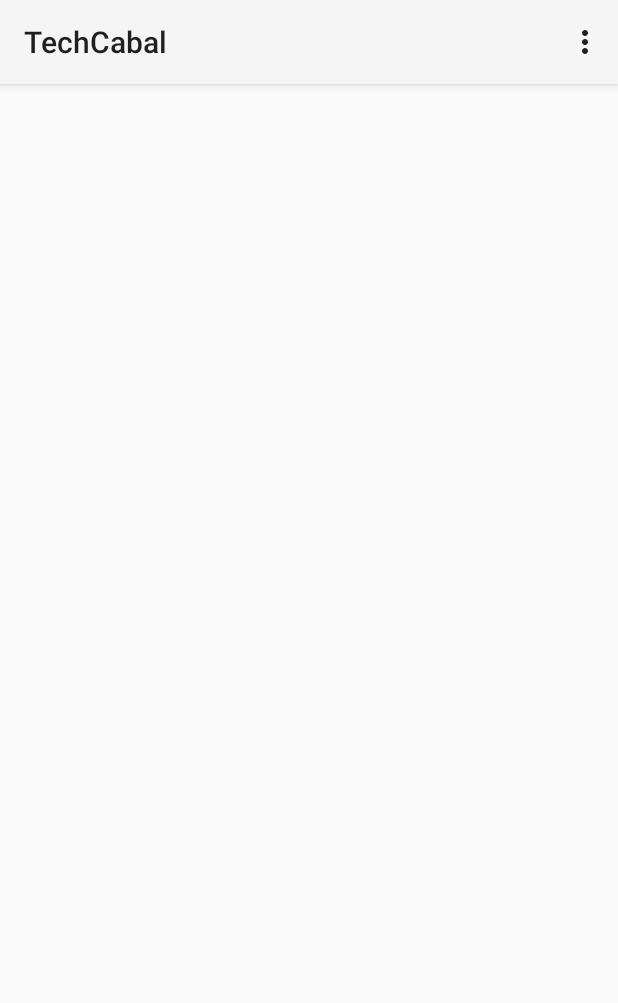
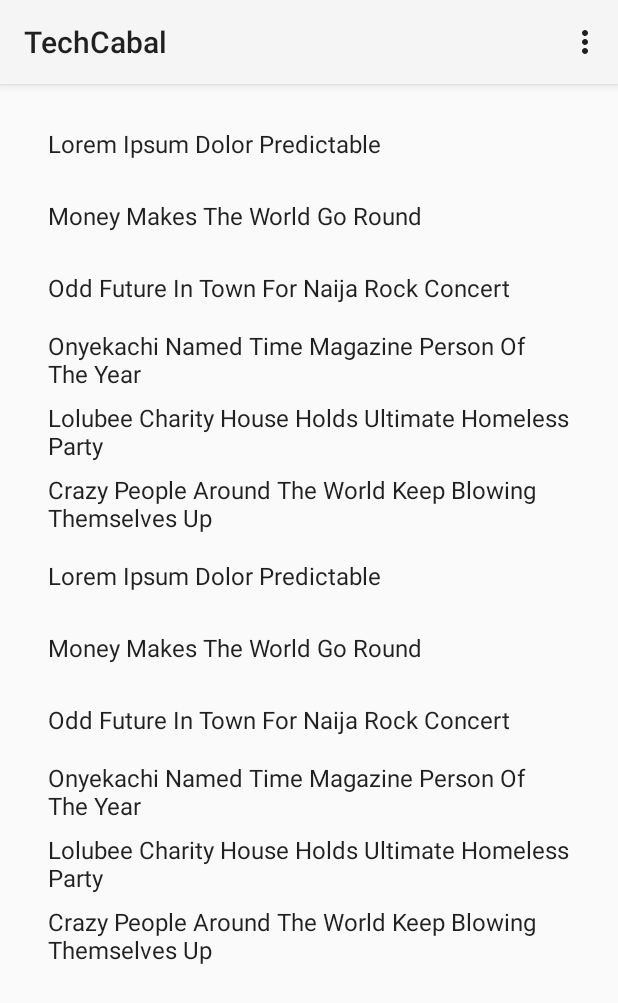
Before and after one commit to kayceeOM/techcabal-android, an Android app: the screen it shows after launch (HomeActivity), on a phone screen of 412 x 824 dp. Shown: the top 1003 px of the screen. Run offline under Robolectric (Android 15) with nearby library versions, the phone set to English and light mode, and no system bars.

Commit message:
Add HomeAdapter

```diff
--- a/app/build.gradle
+++ b/app/build.gradle
@@ -22,4 +22,6 @@ android {
 dependencies {
     compile fileTree(dir: 'libs', include: ['*.jar'])
     compile 'com.android.support:appcompat-v7:21.0.3'
+    compile 'com.android.support:recyclerview-v7:21.0.+'
+    compile 'com.android.support:cardview-v7:21.0.+'
 }
--- a/app/src/main/java/onyekachi/me/techcabal/HomeActivity.java
+++ b/app/src/main/java/onyekachi/me/techcabal/HomeActivity.java
@@ -2,16 +2,43 @@ package onyekachi.me.techcabal;
 
 import android.support.v7.app.ActionBarActivity;
 import android.os.Bundle;
+import android.support.v7.widget.LinearLayoutManager;
+import android.support.v7.widget.RecyclerView;
 import android.view.Menu;
 import android.view.MenuItem;
 
 
 public class HomeActivity extends ActionBarActivity {
 
+    private RecyclerView mRecyclerView;
+    private RecyclerView.Adapter mAdapter;
+    private RecyclerView.LayoutManager mLayoutManager;
+    private String[] dataSet = {"Lorem Ipsum Dolor Predictable",
+                                "Money Makes The World Go Round",
+                                "Odd Future In Town For Naija Rock Concert",
+                                "Onyekachi Named Time Magazine Person Of The Year",
+                                "Lolubee Charity House Holds Ultimate Homeless Party",
+                                "Crazy People Around The World Keep Blowing Themselves Up",
+                                "Lorem Ipsum Dolor Predictable",
+                                "Money Makes The World Go Round",
+                                "Odd Future In Town For Naija Rock Concert",
+                                "Onyekachi Named Time Magazine Person Of The Year",
+                                "Lolubee Charity House Holds Ultimate Homeless Party",
+                                "Crazy People Around The World Keep Blowing Themselves Up"};
+
     @Override
     protected void onCreate(Bundle savedInstanceState) {
         super.onCreate(savedInstanceState);
         setContentView(R.layout.activity_home);
+        mRecyclerView = (RecyclerView)findViewById(R.id.recyclerView);
+
+        mRecyclerView.setHasFixedSize(true);
+
+        mLayoutManager = new LinearLayoutManager(this);
+        mRecyclerView.setLayoutManager(mLayoutManager);
+
+        mAdapter = new HomeAdapter(dataSet);
+        mRecyclerView.setAdapter(mAdapter);
     }
 
 
--- /dev/null
+++ b/app/src/main/java/onyekachi/me/techcabal/HomeAdapter.java
@@ -0,0 +1,42 @@
+package onyekachi.me.techcabal;
+
+import android.support.v7.widget.RecyclerView;
+import android.view.LayoutInflater;
+import android.view.View;
+import android.view.ViewGroup;
+import android.widget.TextView;
+
+public class HomeAdapter extends RecyclerView.Adapter<HomeAdapter.ViewHolder>{
+    private String[] mDataset;
+
+    public static class ViewHolder extends RecyclerView.ViewHolder{
+
+        public TextView mTextView;
+        public ViewHolder(TextView v){
+            super(v);
+            mTextView = v;
+        }
+    }
+
+    public HomeAdapter(String[] myDataset){
+        mDataset = myDataset;
+    }
+
+    @Override
+    public HomeAdapter.ViewHolder onCreateViewHolder(ViewGroup parent, int viewType){
+        View v = LayoutInflater.from(parent.getContext()).inflate(android.R.layout.simple_list_item_1, parent, false);
+        TextView tv = (TextView)v.findViewById(android.R.id.text1);
+        ViewHolder vh = new ViewHolder(tv);
+        return vh;
+    }
+
+    @Override
+    public void onBindViewHolder(ViewHolder holder, int position) {
+        holder.mTextView.setText(mDataset[position]);
+    }
+
+    @Override
+    public int getItemCount() {
+        return mDataset.length;
+    }
+}
--- a/app/src/main/res/layout/activity_home.xml
+++ b/app/src/main/res/layout/activity_home.xml
@@ -5,5 +5,8 @@
     android:paddingTop="@dimen/activity_vertical_margin"
     android:paddingBottom="@dimen/activity_vertical_margin" tools:context=".HomeActivity">
 
+    <android.support.v7.widget.RecyclerView android:id="@+id/recyclerView"
+        android:layout_width="match_parent"
+        android:layout_height="match_parent" />
 
 </LinearLayout>
```
Also changed, not shown: 1 other file.
